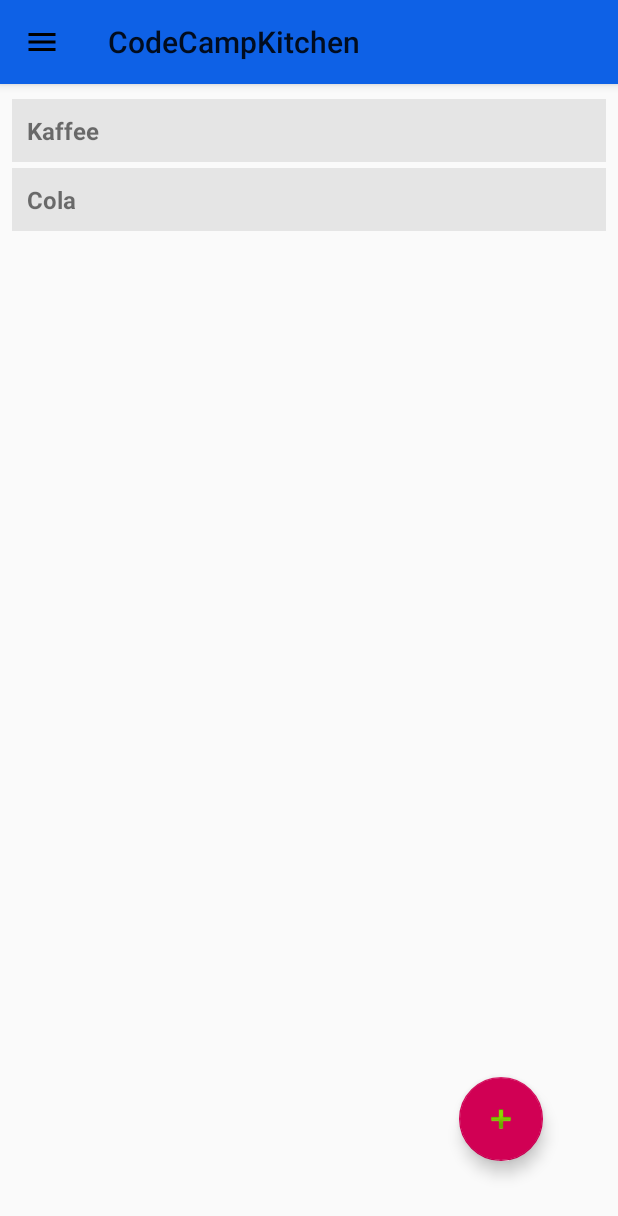
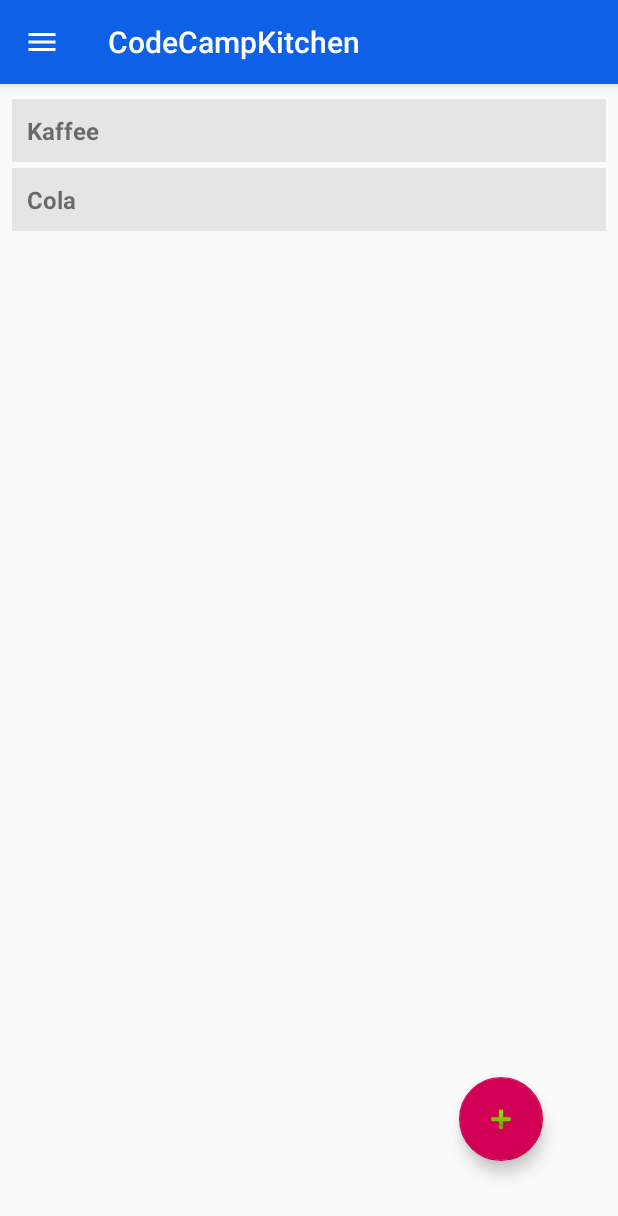
Before and after one commit to chef-coders/ComTec-Kitchen, an Android app: the screen it shows after launch (MainActivity), on a phone screen of 412 x 824 dp. Shown: the top 1216 px of the screen. Run offline under Robolectric (Android 15) with nearby library versions, the phone set to English and light mode, and no system bars.

Commit message:
Update MainActivity.java

```diff
--- a/app/src/main/java/de/unikassel/chefcoders/codecampkitchen/MainActivity.java
+++ b/app/src/main/java/de/unikassel/chefcoders/codecampkitchen/MainActivity.java
@@ -27,11 +27,16 @@ public class MainActivity extends AppCompatActivity
 
 	private void initToolbar()
 	{
-		Toolbar toolbar = findViewById(R.id.main_toolbar);
-		setSupportActionBar(toolbar);
-		ActionBar actionBar = getSupportActionBar();
-		actionBar.setDisplayHomeAsUpEnabled(true);
-		actionBar.setHomeAsUpIndicator(R.drawable.ic_menu);
+	    Toolbar toolbar = findViewById(R.id.main_toolbar);
+        toolbar.setTitleTextColor(
+                getColor(android.R.color.white)
+        );
+        setSupportActionBar(toolbar);
+        ActionBar actionBar = getSupportActionBar();
+        if (actionBar != null) {
+            actionBar.setDisplayHomeAsUpEnabled(true);
+            actionBar.setHomeAsUpIndicator(R.drawable.ic_menu_white_24dp);
+        }
 	}
 
 	private void initNavDrawer()
```
